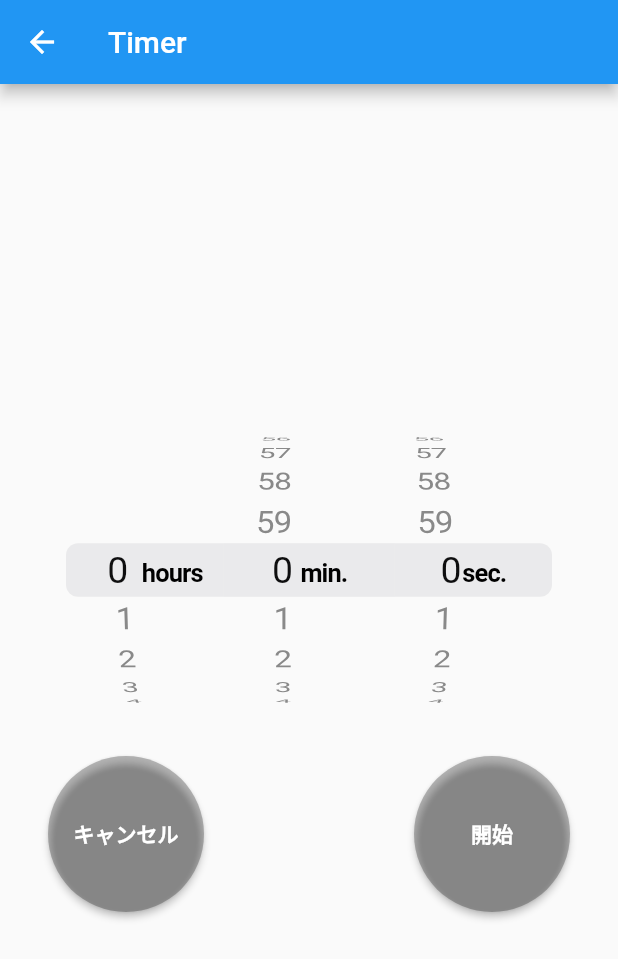
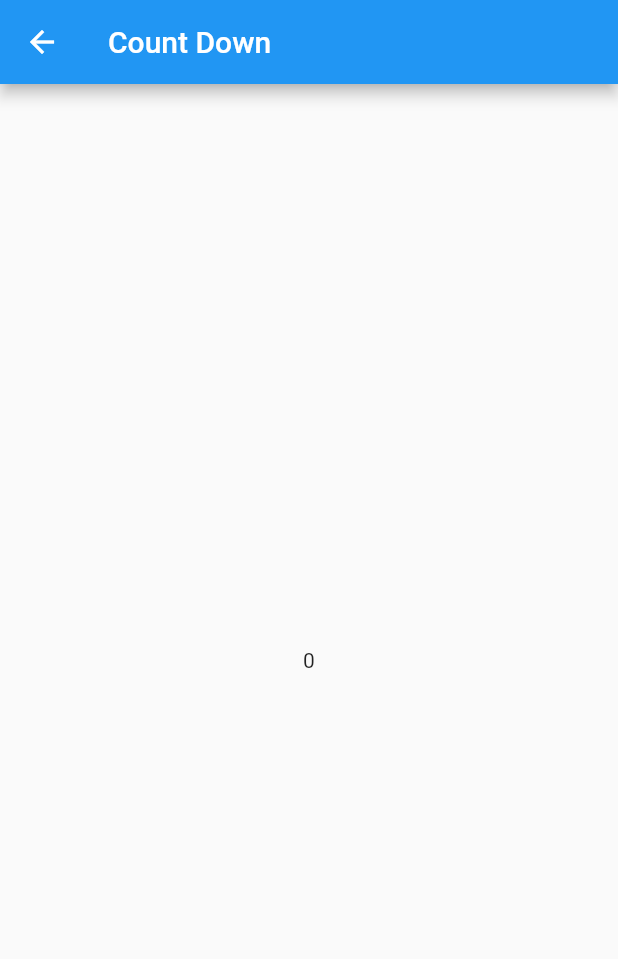
Before and after one commit to yuya-okada527/flutter_calculator_sample, a Flutter app: the TimerPage screen opened directly, after a tap on "開始", on a phone screen of 412 x 824 dp. Shown: the top 959 px of the screen. Run offline on Flutter 3.47's test engine with Material 2 defaults, Android fonts, the phone set to English and light mode, and no system bars; our stand-ins replace shared_preferences; missing offline and left inert: expressions; accounts and stored records are empty.

Commit message:
count down functionality

```diff
--- /dev/null
+++ b/lib/pages/timer/count_down_page.dart
@@ -0,0 +1,50 @@
+import 'dart:async';
+
+import 'package:flutter/material.dart';
+
+class CountDownPage extends StatefulWidget {
+  final Duration duration;
+  const CountDownPage({Key? key, required this.duration}) : super(key: key);
+
+  @override
+  _CountDownPage createState() => _CountDownPage();
+}
+
+class _CountDownPage extends State<CountDownPage> {
+  int _countDownSec = 0;
+  Timer? _timer;
+
+  @override
+  void initState() {
+    super.initState();
+    _countDownSec = widget.duration.inSeconds;
+    _timer = Timer.periodic(
+      const Duration(seconds: 1),
+      (timer) {
+        if (_countDownSec > 0) {
+          setState(() {
+            _countDownSec--;
+          });
+        }
+      },
+    );
+  }
+
+  @override
+  void dispose() {
+    super.dispose();
+    _timer!.cancel();
+  }
+
+  @override
+  Widget build(BuildContext context) {
+    return Scaffold(
+      appBar: AppBar(
+        title: const Text("Count Down"),
+      ),
+      body: Center(
+        child: Text("$_countDownSec"),
+      ),
+    );
+  }
+}
--- a/lib/pages/timer/timer_page.dart
+++ b/lib/pages/timer/timer_page.dart
@@ -1,5 +1,6 @@
 import 'package:flutter/cupertino.dart';
 import 'package:flutter/material.dart';
+import 'package:flutter_calculator/pages/timer/count_down_page.dart';
 import 'package:flutter_calculator/widgets/timer/action_button.dart';
 
 class TimerPage extends StatefulWidget {
@@ -34,7 +35,18 @@ class _TimerPageState extends State<TimerPage> {
                 mainAxisAlignment: MainAxisAlignment.spaceBetween,
                 children: <Widget>[
                   actionButton(label: "キャンセル", callback: () {}),
-                  actionButton(label: "開始", callback: () {}),
+                  actionButton(
+                    label: "開始",
+                    callback: () {
+                      Navigator.of(context).push(
+                        MaterialPageRoute(
+                          builder: (context) {
+                            return CountDownPage(duration: _duration);
+                          },
+                        ),
+                      );
+                    },
+                  ),
                 ],
               ),
             ),
```
